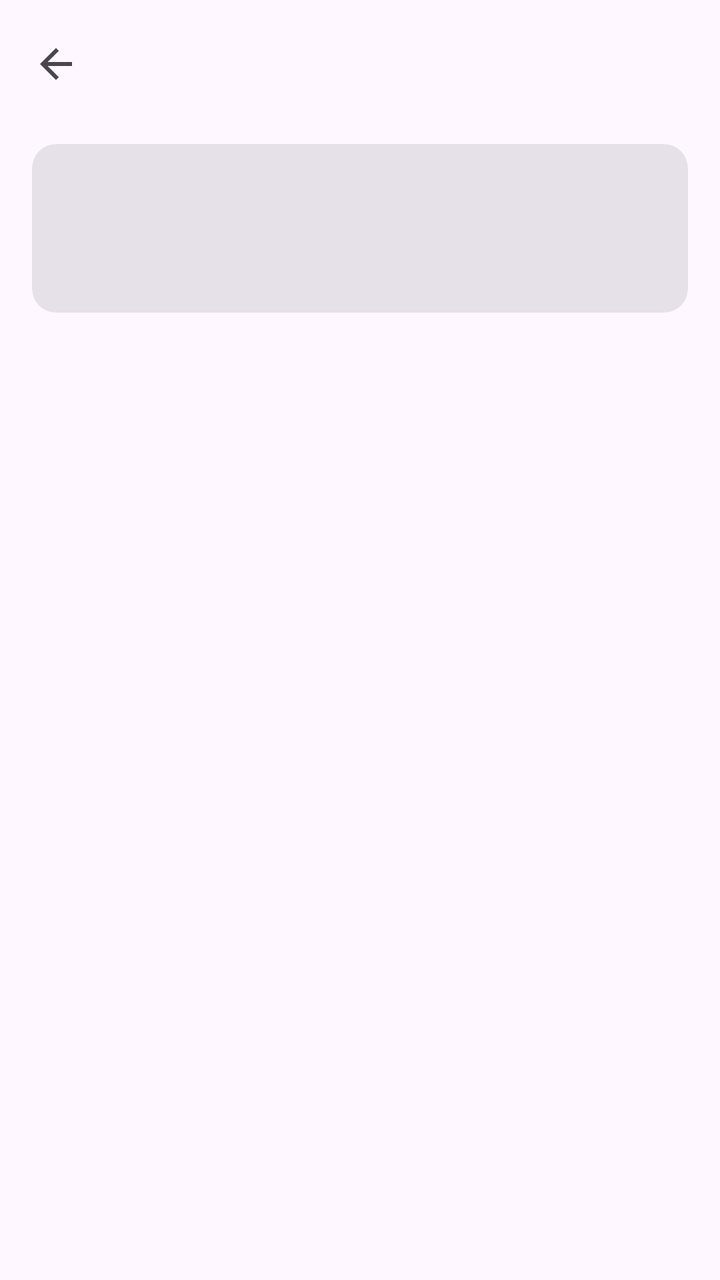
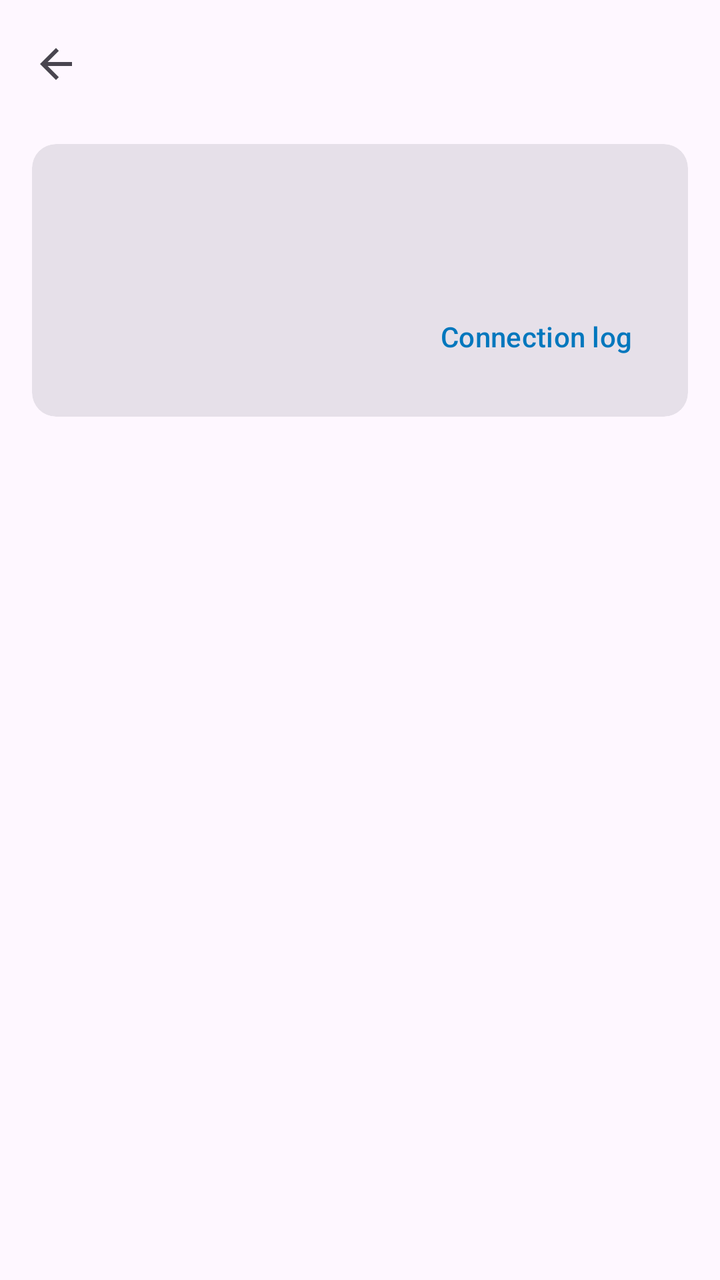

An Android layout rendered at two revisions. The XML below is the earlier revision; the diff shows what the commit changed to produce the second picture.
<!-- AndroidManifest.xml: application theme Theme.WifiP2P -->
<!-- res/layout/activity_session.xml -->
<?xml version="1.0" encoding="utf-8"?>
<LinearLayout xmlns:android="http://schemas.android.com/apk/res/android"
    xmlns:app="http://schemas.android.com/apk/res-auto"
    android:layout_width="match_parent"
    android:layout_height="match_parent"
    android:orientation="vertical">

    <com.google.android.material.appbar.MaterialToolbar
        android:id="@+id/toolbar"
        android:layout_width="match_parent"
        android:layout_height="?attr/actionBarSize"
        app:navigationIcon="@drawable/ic_arrow_back" />

    <include
        android:id="@+id/banner"
        layout="@layout/layout_banner"
        android:layout_width="match_parent"
        android:layout_height="wrap_content" />

    <com.google.android.material.card.MaterialCardView
        style="@style/Widget.Material3.CardView.Filled"
        android:layout_width="match_parent"
        android:layout_height="wrap_content"
        android:layout_marginStart="16dp"
        android:layout_marginTop="8dp"
        android:layout_marginEnd="16dp">

        <LinearLayout
            android:layout_width="match_parent"
            android:layout_height="wrap_content"
            android:orientation="vertical"
            android:padding="16dp">

            <TextView
                android:id="@+id/tvStatusTitle"
                android:layout_width="match_parent"
                android:layout_height="wrap_content"
                android:textAppearance="?attr/textAppearanceTitleLarge" />

            <TextView
                android:id="@+id/tvStatusDetail"
                android:layout_width="match_parent"
                android:layout_height="wrap_content"
                android:layout_marginTop="4dp"
                android:textAppearance="?attr/textAppearanceBodyMedium"
                android:textColor="?attr/colorOnSurfaceVariant" />

            <com.google.android.material.progressindicator.LinearProgressIndicator
                android:id="@+id/progressBusy"
                android:layout_width="match_parent"
                android:layout_height="wrap_content"
                android:layout_marginTop="12dp"
                android:indeterminate="true"
                android:visibility="gone" />
        </LinearLayout>
    </com.google.android.material.card.MaterialCardView>

    <FrameLayout
        android:layout_width="match_parent"
        android:layout_height="0dp"
        android:layout_weight="1">

        
        <androidx.core.widget.NestedScrollView
            android:id="@+id/svConnect"
            android:layout_width="match_parent"
            android:layout_height="match_parent">

            <LinearLayout
                android:layout_width="match_parent"
                android:layout_height="wrap_content"
                android:orientation="vertical">

                <com.google.android.material.card.MaterialCardView
                    android:id="@+id/cardQr"
                    style="@style/Widget.Material3.CardView.Elevated"
                    android:layout_width="wrap_content"
                    android:layout_height="wrap_content"
                    android:layout_gravity="center_horizontal"
                    android:layout_marginStart="16dp"
                    android:layout_marginTop="12dp"
                    android:layout_marginEnd="16dp"
                    android:visibility="gone"
                    app:cardBackgroundColor="@color/white">

                    <LinearLayout
                        android:layout_width="wrap_content"
                        android:layout_height="wrap_content"
                        android:gravity="center_horizontal"
                        android:orientation="vertical"
                        android:padding="16dp">

                        <ImageView
                            android:id="@+id/ivQr"
                            android:layout_width="260dp"
                            android:layout_height="260dp"
                            android:contentDescription="@string/qr_content_description"
                            android:scaleType="fitCenter" />

                        <TextView
                            android:id="@+id/tvQrCaption"
                            android:layout_width="260dp"
                            android:layout_height="wrap_content"
                            android:layout_marginTop="8dp"
                            android:gravity="center"
                            android:textAppearance="?attr/textAppearanceBodyMedium"
                            android:textColor="@color/qr_card_text" />

                        <TextView
                            android:id="@+id/tvQrNetwork"
                            android:layout_width="260dp"
                            android:layout_height="wrap_content"
                            android:layout_marginTop="2dp"
                            android:gravity="center"
                            android:textAppearance="?attr/textAppearanceBodySmall"
                            android:textColor="@color/qr_card_text" />
                    </LinearLayout>
                </com.google.android.material.card.MaterialCardView>

                <LinearLayout
                    android:id="@+id/rowMode"
                    android:layout_width="match_parent"
                    android:layout_height="wrap_content"
                    android:layout_marginStart="16dp"
                    android:layout_marginTop="8dp"
                    android:layout_marginEnd="16dp"
                    android:orientation="vertical"
                    android:visibility="gone">

                    <TextView
                        android:id="@+id/tvMode"
                        android:layout_width="match_parent"
                        android:layout_height="wrap_content"
                        android:textAppearance="?attr/textAppearanceBodySmall"
                        android:textColor="?attr/colorOnSurfaceVariant" />

                    <com.google.android.material.button.MaterialButton
                        android:id="@+id/btnMode"
                        style="@style/Widget.Material3.Button.TextButton"
                        android:layout_width="wrap_content"
                        android:layout_height="wrap_content"
                        android:layout_marginStart="-12dp" />
                </LinearLayout>

                <LinearLayout
                    android:id="@+id/rowJoin"
                    android:layout_width="match_parent"
                    android:layout_height="wrap_content"
                    android:layout_marginStart="16dp"
                    android:layout_marginTop="8dp"
                    android:layout_marginEnd="16dp"
                    android:orientation="horizontal"
                    android:visibility="gone">

                    <com.google.android.material.button.MaterialButton
                        android:id="@+id/btnScan"
                        android:layout_width="0dp"
                        android:layout_height="wrap_content"
                        android:layout_weight="1"
                        android:text="@string/scan_qr"
                        app:icon="@drawable/ic_camera" />

                    <com.google.android.material.button.MaterialButton
                        android:id="@+id/btnSearch"
                        style="@style/Widget.Material3.Button.TonalButton"
                        android:layout_width="0dp"
                        android:layout_height="wrap_content"
                        android:layout_marginStart="8dp"
                        android:layout_weight="1"
                        android:text="@string/search_devices"
                        app:icon="@drawable/ic_search" />
                </LinearLayout>

                <androidx.recyclerview.widget.RecyclerView
                    android:id="@+id/rvPeers"
                    android:layout_width="match_parent"
                    android:layout_height="wrap_content"
                    android:nestedScrollingEnabled="false"
                    android:paddingTop="8dp"
                    android:paddingBottom="8dp"
                    android:visibility="gone" />

                <TextView
                    android:id="@+id/tvEmpty"
                    android:layout_width="match_parent"
                    android:layout_height="wrap_content"
                    android:gravity="center"
                    android:padding="24dp"
                    android:textAppearance="?attr/textAppearanceBodyMedium"
                    android:textColor="?attr/colorOnSurfaceVariant"
                    android:visibility="gone" />
            </LinearLayout>
        </androidx.core.widget.NestedScrollView>

        
        <LinearLayout
            android:id="@+id/llSession"
            android:layout_width="match_parent"
            android:layout_height="match_parent"
            android:orientation="vertical"
            android:visibility="gone">

            <include
                android:id="@+id/cardOut"
                layout="@layout/layout_transfer_card"
                android:layout_width="match_parent"
                android:layout_height="wrap_content" />

            <include
                android:id="@+id/cardIn"
                layout="@layout/layout_transfer_card"
                android:layout_width="match_parent"
                android:layout_height="wrap_content" />

            <FrameLayout
                android:layout_width="match_parent"
                android:layout_height="0dp"
                android:layout_weight="1">

                <androidx.recyclerview.widget.RecyclerView
                    android:id="@+id/rvTransfers"
                    android:layout_width="match_parent"
                    android:layout_height="match_parent"
                    android:clipToPadding="false"
                    android:paddingTop="8dp"
                    android:paddingBottom="8dp" />

                <TextView
                    android:id="@+id/tvSessionEmpty"
                    android:layout_width="match_parent"
                    android:layout_height="wrap_content"
                    android:layout_gravity="center"
                    android:gravity="center"
                    android:padding="32dp"
                    android:text="@string/session_empty"
                    android:textAppearance="?attr/textAppearanceBodyMedium"
                    android:textColor="?attr/colorOnSurfaceVariant" />
            </FrameLayout>
        </LinearLayout>
    </FrameLayout>

    <LinearLayout
        android:id="@+id/rowBottom"
        android:layout_width="match_parent"
        android:layout_height="wrap_content"
        android:layout_marginStart="16dp"
        android:layout_marginTop="4dp"
        android:layout_marginEnd="16dp"
        android:layout_marginBottom="16dp"
        android:orientation="horizontal"
        android:visibility="gone">

        <com.google.android.material.button.MaterialButton
            android:id="@+id/btnDisconnect"
            style="@style/Widget.Material3.Button.OutlinedButton"
            android:layout_width="wrap_content"
            android:layout_height="56dp"
            android:text="@string/disconnect" />

        <com.google.android.material.button.MaterialButton
            android:id="@+id/btnSendFiles"
            android:layout_width="0dp"
            android:layout_height="56dp"
            android:layout_marginStart="8dp"
            android:layout_weight="1"
            android:enabled="false"
            android:text="@string/send_files"
            app:icon="@drawable/ic_upload"
            app:iconGravity="textStart" />
    </LinearLayout>
</LinearLayout>
<!-- res/layout/layout_banner.xml (included above) -->
<?xml version="1.0" encoding="utf-8"?>
<com.google.android.material.card.MaterialCardView xmlns:android="http://schemas.android.com/apk/res/android"
    xmlns:app="http://schemas.android.com/apk/res-auto"
    style="@style/Widget.Material3.CardView.Filled"
    android:layout_width="match_parent"
    android:layout_height="wrap_content"
    android:layout_marginStart="16dp"
    android:layout_marginTop="8dp"
    android:layout_marginEnd="16dp"
    android:visibility="gone"
    app:cardBackgroundColor="?attr/colorErrorContainer">

    <LinearLayout
        android:layout_width="match_parent"
        android:layout_height="wrap_content"
        android:gravity="center_vertical"
        android:orientation="horizontal"
        android:paddingStart="16dp"
        android:paddingTop="8dp"
        android:paddingEnd="8dp"
        android:paddingBottom="8dp">

        <ImageView
            android:layout_width="24dp"
            android:layout_height="24dp"
            android:importantForAccessibility="no"
            android:src="@drawable/ic_warning"
            app:tint="?attr/colorOnErrorContainer" />

        <TextView
            android:id="@+id/tvBannerText"
            android:layout_width="0dp"
            android:layout_height="wrap_content"
            android:layout_marginStart="12dp"
            android:layout_weight="1"
            android:textAppearance="?attr/textAppearanceBodyMedium"
            android:textColor="?attr/colorOnErrorContainer" />

        <com.google.android.material.button.MaterialButton
            android:id="@+id/btnBannerAction"
            style="@style/Widget.Material3.Button.TextButton"
            android:layout_width="wrap_content"
            android:layout_height="wrap_content"
            android:textColor="?attr/colorOnErrorContainer" />
    </LinearLayout>
</com.google.android.material.card.MaterialCardView>
<!-- res/layout/layout_transfer_card.xml (included above) -->
<?xml version="1.0" encoding="utf-8"?>
<com.google.android.material.card.MaterialCardView xmlns:android="http://schemas.android.com/apk/res/android"
    xmlns:app="http://schemas.android.com/apk/res-auto"
    style="@style/Widget.Material3.CardView.Filled"
    android:layout_width="match_parent"
    android:layout_height="wrap_content"
    android:layout_marginStart="16dp"
    android:layout_marginTop="8dp"
    android:layout_marginEnd="16dp"
    android:visibility="gone"
    app:cardBackgroundColor="?attr/colorPrimaryContainer">

    <LinearLayout
        android:layout_width="match_parent"
        android:layout_height="wrap_content"
        android:orientation="vertical"
        android:padding="16dp">

        <TextView
            android:id="@+id/tvCardLabel"
            android:layout_width="match_parent"
            android:layout_height="wrap_content"
            android:layout_marginBottom="6dp"
            android:textAppearance="?attr/textAppearanceLabelLarge"
            android:textColor="?attr/colorOnPrimaryContainer" />

        <LinearLayout
            android:layout_width="match_parent"
            android:layout_height="wrap_content"
            android:gravity="center_vertical"
            android:orientation="horizontal">

            <ImageView
                android:id="@+id/ivDirection"
                android:layout_width="24dp"
                android:layout_height="24dp"
                android:importantForAccessibility="no"
                android:src="@drawable/ic_upload"
                app:tint="?attr/colorOnPrimaryContainer" />

            <TextView
                android:id="@+id/tvFileName"
                android:layout_width="0dp"
                android:layout_height="wrap_content"
                android:layout_marginStart="12dp"
                android:layout_weight="1"
                android:ellipsize="middle"
                android:singleLine="true"
                android:textAppearance="?attr/textAppearanceTitleMedium"
                android:textColor="?attr/colorOnPrimaryContainer" />
        </LinearLayout>

        <com.google.android.material.progressindicator.LinearProgressIndicator
            android:id="@+id/progressBar"
            android:layout_width="match_parent"
            android:layout_height="wrap_content"
            android:layout_marginTop="12dp"
            android:indeterminate="false"
            android:max="1000"
            app:trackCornerRadius="4dp"
            app:trackThickness="8dp" />

        <TextView
            android:id="@+id/tvSpeed"
            android:layout_width="match_parent"
            android:layout_height="wrap_content"
            android:layout_marginTop="12dp"
            android:textAppearance="?attr/textAppearanceHeadlineSmall"
            android:textColor="?attr/colorOnPrimaryContainer" />

        <TextView
            android:id="@+id/tvFileProgress"
            android:layout_width="match_parent"
            android:layout_height="wrap_content"
            android:layout_marginTop="2dp"
            android:textAppearance="?attr/textAppearanceBodyMedium"
            android:textColor="?attr/colorOnPrimaryContainer" />

        <TextView
            android:id="@+id/tvBatchProgress"
            android:layout_width="match_parent"
            android:layout_height="wrap_content"
            android:textAppearance="?attr/textAppearanceBodySmall"
            android:textColor="?attr/colorOnPrimaryContainer" />

        <com.google.android.material.button.MaterialButton
            android:id="@+id/btnCancelTransfer"
            style="@style/Widget.Material3.Button.OutlinedButton"
            android:layout_width="wrap_content"
            android:layout_height="wrap_content"
            android:layout_gravity="end"
            android:layout_marginTop="8dp"
            android:text="@string/cancel_transfer"
            android:textColor="?attr/colorOnPrimaryContainer"
            app:icon="@drawable/ic_close"
            app:iconTint="?attr/colorOnPrimaryContainer" />
    </LinearLayout>
</com.google.android.material.card.MaterialCardView>
<!-- resources referenced by this layout -->
<resources>
  <color name="qr_card_text">#FF202124</color>
  <color name="white">#FFFFFFFF</color>
  <!-- drawable ic_arrow_back (drawable) -->
  <?xml version="1.0" encoding="utf-8"?>
  <vector xmlns:android="http://schemas.android.com/apk/res/android"
      android:width="24dp"
      android:height="24dp"
      android:viewportWidth="24"
      android:viewportHeight="24"
      android:tint="?attr/colorControlNormal">
      <path
          android:fillColor="@android:color/white"
          android:pathData="M20,11H7.83l5.59,-5.59L12,4l-8,8 8,8 1.41,-1.41L7.83,13H20v-2z" />
  </vector>
  <!-- drawable ic_camera (drawable) -->
  <?xml version="1.0" encoding="utf-8"?>
  <vector xmlns:android="http://schemas.android.com/apk/res/android"
      android:width="24dp"
      android:height="24dp"
      android:viewportWidth="24"
      android:viewportHeight="24"
      android:tint="?attr/colorControlNormal">
      <path
          android:fillColor="@android:color/white"
          android:pathData="M12,12m-3.2,0a3.2,3.2 0,1 1,6.4 0a3.2,3.2 0,1 1,-6.4 0 M9,2L7.17,4H4c-1.1,0 -2,0.9 -2,2v12c0,1.1 0.9,2 2,2h16c1.1,0 2,-0.9 2,-2V6c0,-1.1 -0.9,-2 -2,-2h-3.17L15,2H9zM12,17c-2.76,0 -5,-2.24 -5,-5s2.24,-5 5,-5 5,2.24 5,5 -2.24,5 -5,5z" />
  </vector>
  <!-- drawable ic_close (drawable) -->
  <?xml version="1.0" encoding="utf-8"?>
  <vector xmlns:android="http://schemas.android.com/apk/res/android"
      android:width="24dp"
      android:height="24dp"
      android:viewportWidth="24"
      android:viewportHeight="24"
      android:tint="?attr/colorControlNormal">
      <path
          android:fillColor="@android:color/white"
          android:pathData="M19,6.41L17.59,5 12,10.59 6.41,5 5,6.41 10.59,12 5,17.59 6.41,19 12,13.41 17.59,19 19,17.59 13.41,12z" />
  </vector>
  <!-- drawable ic_upload (drawable) -->
  <?xml version="1.0" encoding="utf-8"?>
  <vector xmlns:android="http://schemas.android.com/apk/res/android"
      android:width="24dp"
      android:height="24dp"
      android:viewportWidth="24"
      android:viewportHeight="24"
      android:tint="?attr/colorControlNormal">
      <path
          android:fillColor="@android:color/white"
          android:pathData="M9,16h6v-6h4l-7,-7 -7,7h4zM5,18h14v2H5z" />
  </vector>
  <!-- drawable ic_warning (drawable) -->
  <?xml version="1.0" encoding="utf-8"?>
  <vector xmlns:android="http://schemas.android.com/apk/res/android"
      android:width="24dp"
      android:height="24dp"
      android:viewportWidth="24"
      android:viewportHeight="24"
      android:tint="?attr/colorControlNormal">
      <path
          android:fillColor="@android:color/white"
          android:pathData="M1,21h22L12,2 1,21zM13,18h-2v-2h2v2zM13,14h-2v-4h2v4z" />
  </vector>
  <string name="cancel_transfer">Cancel</string>
  <string name="disconnect">Disconnect</string>
  <string name="qr_content_description">QR code to join this phone</string>
  <string name="scan_qr">Scan QR code</string>
  <string name="search_devices">Search devices</string>
  <string name="send_files">Send files</string>
  <string name="session_empty">Files you send and receive appear here.
  Received files are saved in Downloads/WifiP2P.</string>
  <style name="Theme.WifiP2P" parent="Theme.Material3.DayNight.NoActionBar">
          <item name="colorPrimary">@color/brand_primary</item>
          <item name="colorOnPrimary">@color/brand_on_primary</item>
          <item name="colorPrimaryContainer">@color/brand_primary_container</item>
          <item name="colorOnPrimaryContainer">@color/brand_on_primary_container</item>
      </style>
  <color name="brand_primary">#FF0277BD</color>
  <color name="brand_on_primary">#FFFFFFFF</color>
  <color name="brand_primary_container">#FFCFE5FF</color>
  <color name="brand_on_primary_container">#FF001D33</color>
  <!-- unchanged entries left out for length: 1 -->
</resources>

<!-- the commit's change to res/layout/activity_session.xml (unified diff, before → after) -->
@@ -44,6 +44,15 @@
                 android:layout_marginTop="4dp"
                 android:textAppearance="?attr/textAppearanceBodyMedium"
                 android:textColor="?attr/colorOnSurfaceVariant" />
+
+            <com.google.android.material.button.MaterialButton
+                android:id="@+id/btnLog"
+                style="@style/Widget.Material3.Button.TextButton"
+                android:layout_width="wrap_content"
+                android:layout_height="wrap_content"
+                android:layout_gravity="end"
+                android:layout_marginTop="4dp"
+                android:text="@string/connection_log" />
 
             <com.google.android.material.progressindicator.LinearProgressIndicator
                 android:id="@+id/progressBusy"
<!-- resource entries referenced after the edit -->
@@ -63,13 +63,14 @@
           android:pathData="M1,21h22L12,2 1,21zM13,18h-2v-2h2v2zM13,14h-2v-4h2v4z" />
   </vector>
   <string name="cancel_transfer">Cancel</string>
+  <string name="connection_log">Connection log</string>
   <string name="disconnect">Disconnect</string>
   <string name="qr_content_description">QR code to join this phone</string>
   <string name="scan_qr">Scan QR code</string>
   <string name="search_devices">Search devices</string>
   <string name="send_files">Send files</string>
   <string name="session_empty">Files you send and receive appear here.
-  Received files are saved in Downloads/WifiP2P.</string>
+  Received files are kept in the app: open or export them from History.</string>
   <style name="Theme.WifiP2P" parent="Theme.Material3.DayNight.NoActionBar">
           <item name="colorPrimary">@color/brand_primary</item>
           <item name="colorOnPrimary">@color/brand_on_primary</item>
